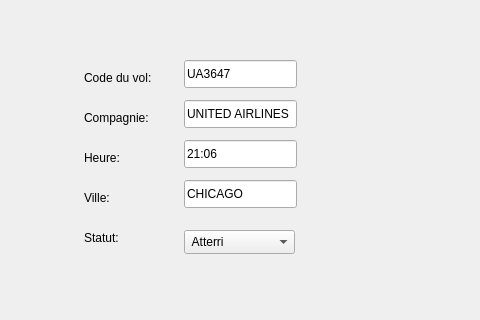
The window that Interface/AjouterArrivee.ui (ycamlad/GestionDeVol) describes before a commit, drawn with Qt 5; both pictures show x 86 to 566 and y 0 to 320 of the 721 by 531 pixel window.
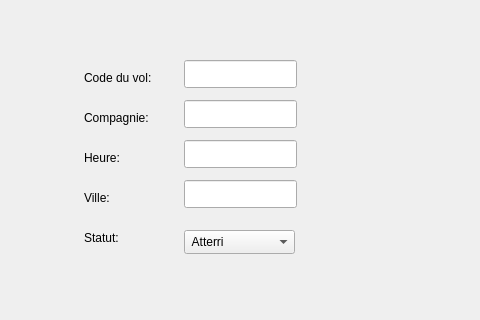
The same window after the commit.

What changed in the file:
```diff
--- a/Interface/AjouterArrivee.ui
+++ b/Interface/AjouterArrivee.ui
@@ -125,7 +125,7 @@
     </rect>
    </property>
    <property name="text">
-    <string>CHICAGO</string>
+    <string/>
    </property>
   </widget>
   <widget class="QLineEdit" name="lineEditHeure">
@@ -138,7 +138,7 @@
     </rect>
    </property>
    <property name="text">
-    <string>21:06</string>
+    <string/>
    </property>
   </widget>
   <widget class="QLineEdit" name="lineEditCompagnie">
@@ -151,7 +151,7 @@
     </rect>
    </property>
    <property name="text">
-    <string>UNITED AIRLINES</string>
+    <string/>
    </property>
   </widget>
   <widget class="QLineEdit" name="lineEditCode">
@@ -164,7 +164,7 @@
     </rect>
    </property>
    <property name="text">
-    <string>UA3647</string>
+    <string/>
    </property>
   </widget>
   <widget class="QPushButton" name="pushButtonConfirmerArrivee">
```
